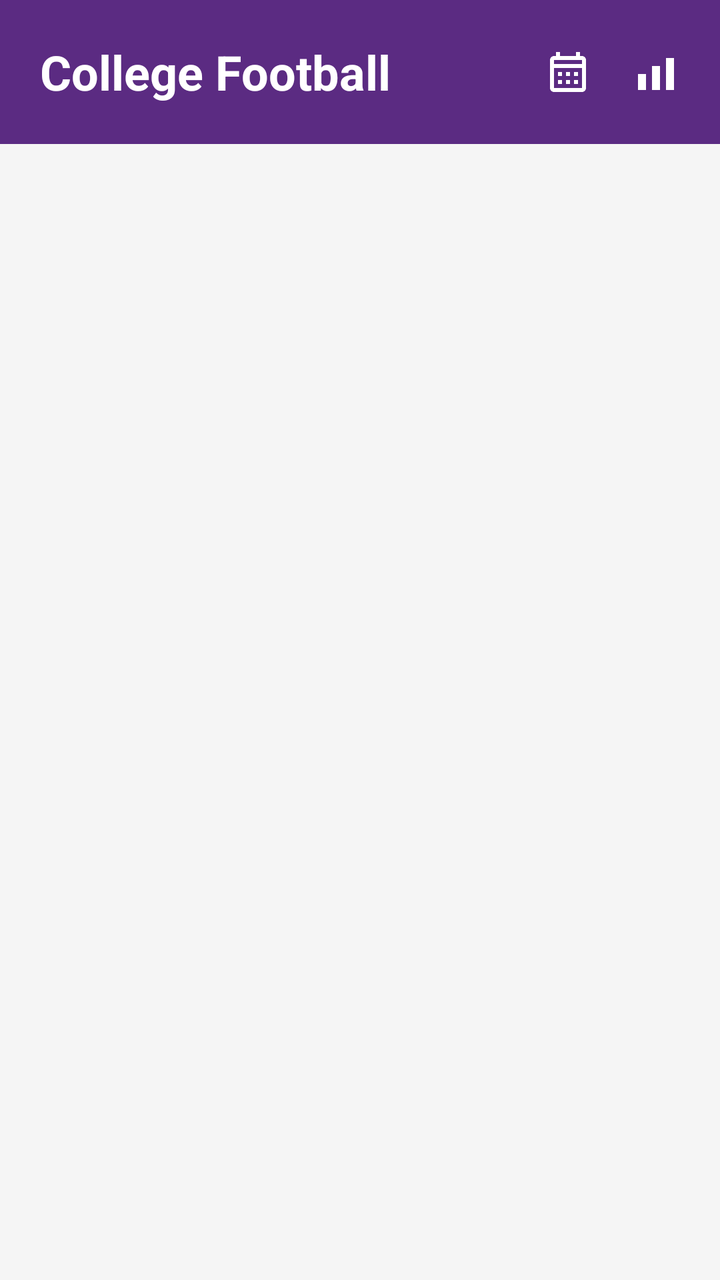
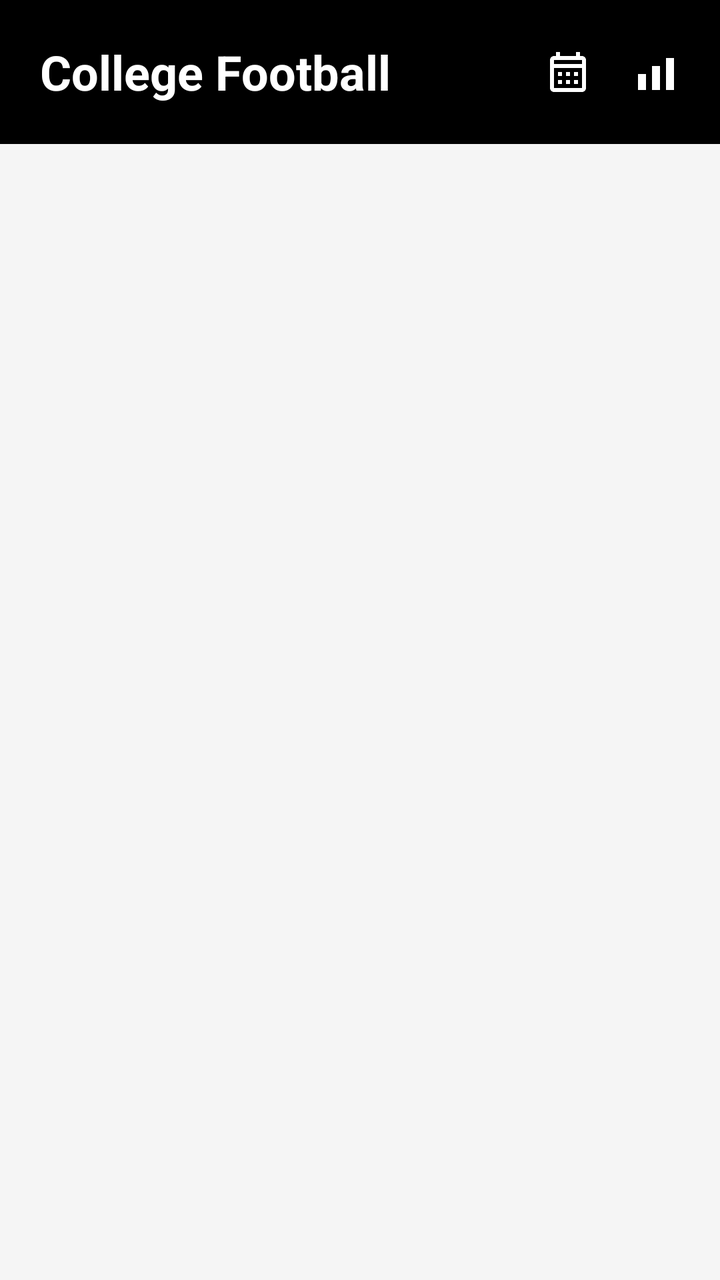

Two renders of the same Android screen: before a commit and after it. Below are the layout's source before the change and the commit's diff.
<!-- AndroidManifest.xml: application theme Theme.CfbTeams -->
<!-- res/layout/activity_main.xml -->
<?xml version="1.0" encoding="utf-8"?>
<LinearLayout xmlns:android="http://schemas.android.com/apk/res/android"
    android:layout_width="match_parent"
    android:layout_height="match_parent"
    android:orientation="vertical"
    android:background="@color/app_bg">

    <LinearLayout
        android:layout_width="match_parent"
        android:layout_height="wrap_content"
        android:background="#5B2B82"
        android:orientation="horizontal"
        android:gravity="center_vertical"
        android:paddingStart="20dp"
        android:paddingEnd="12dp"
        android:paddingTop="16dp"
        android:paddingBottom="16dp">

        <TextView
            android:layout_width="0dp"
            android:layout_height="wrap_content"
            android:layout_weight="1"
            android:text="College Football"
            android:textColor="#FFFFFF"
            android:textSize="24sp"
            android:textStyle="bold" />

        <ImageButton
            android:id="@+id/btnThisWeek"
            android:layout_width="40dp"
            android:layout_height="40dp"
            android:background="?attr/selectableItemBackgroundBorderless"
            android:src="@drawable/ic_calendar"
            android:padding="6dp"
            android:contentDescription="This week's schedule" />

        <ImageButton
            android:id="@+id/btnRankings"
            android:layout_width="40dp"
            android:layout_height="40dp"
            android:layout_marginStart="4dp"
            android:background="?attr/selectableItemBackgroundBorderless"
            android:src="@drawable/ic_rankings"
            android:padding="6dp"
            android:contentDescription="Rankings" />

    </LinearLayout>

    <androidx.recyclerview.widget.RecyclerView
        android:id="@+id/recyclerTeams"
        android:layout_width="match_parent"
        android:layout_height="0dp"
        android:layout_weight="1"
        android:clipToPadding="false"
        android:padding="8dp" />

</LinearLayout>
<!-- resources referenced by this layout -->
<resources>
  <color name="app_bg">#F5F5F5</color>
  <!-- drawable ic_calendar (drawable) -->
  <vector xmlns:android="http://schemas.android.com/apk/res/android"
      android:width="24dp"
      android:height="24dp"
      android:viewportWidth="24"
      android:viewportHeight="24">
      <path
          android:fillColor="#FFFFFF"
          android:pathData="M19,4h-1V2h-2v2H8V2H6v2H5C3.89,4 3.01,4.9 3.01,6L3,20c0,1.1 0.89,2 2,2h14c1.1,0 2,-0.9 2,-2V6C21,4.9 20.1,4 19,4zM19,20H5V10h14V20zM19,8H5V6h14V8zM9,14H7v-2h2V14zM13,14h-2v-2h2V14zM17,14h-2v-2h2V14zM9,18H7v-2h2V18zM13,18h-2v-2h2V18zM17,18h-2v-2h2V18z" />
  </vector>
  <!-- drawable ic_rankings (drawable) -->
  <vector xmlns:android="http://schemas.android.com/apk/res/android"
      android:width="24dp"
      android:height="24dp"
      android:viewportWidth="24"
      android:viewportHeight="24">
      <path
          android:fillColor="#FFFFFF"
          android:pathData="M3,13h4v8H3z" />
      <path
          android:fillColor="#FFFFFF"
          android:pathData="M10,9h4v12h-4z" />
      <path
          android:fillColor="#FFFFFF"
          android:pathData="M17,5h4v16h-4z" />
  </vector>
  <style name="Theme.CfbTeams" parent="Theme.MaterialComponents.DayNight.NoActionBar">
          <item name="colorPrimary">#000000</item>
          <item name="colorPrimaryVariant">#000000</item>
          <item name="colorOnPrimary">#FFFFFF</item>
          <item name="android:windowBackground">@color/app_bg</item>
          <item name="android:statusBarColor" tools:targetApi="l">#000000</item>
      </style>
</resources>

<!-- the commit's change to res/layout/activity_main.xml (unified diff, before → after) -->
@@ -8,7 +8,7 @@
     <LinearLayout
         android:layout_width="match_parent"
         android:layout_height="wrap_content"
-        android:background="#5B2B82"
+        android:background="#000000"
         android:orientation="horizontal"
         android:gravity="center_vertical"
         android:paddingStart="20dp"
